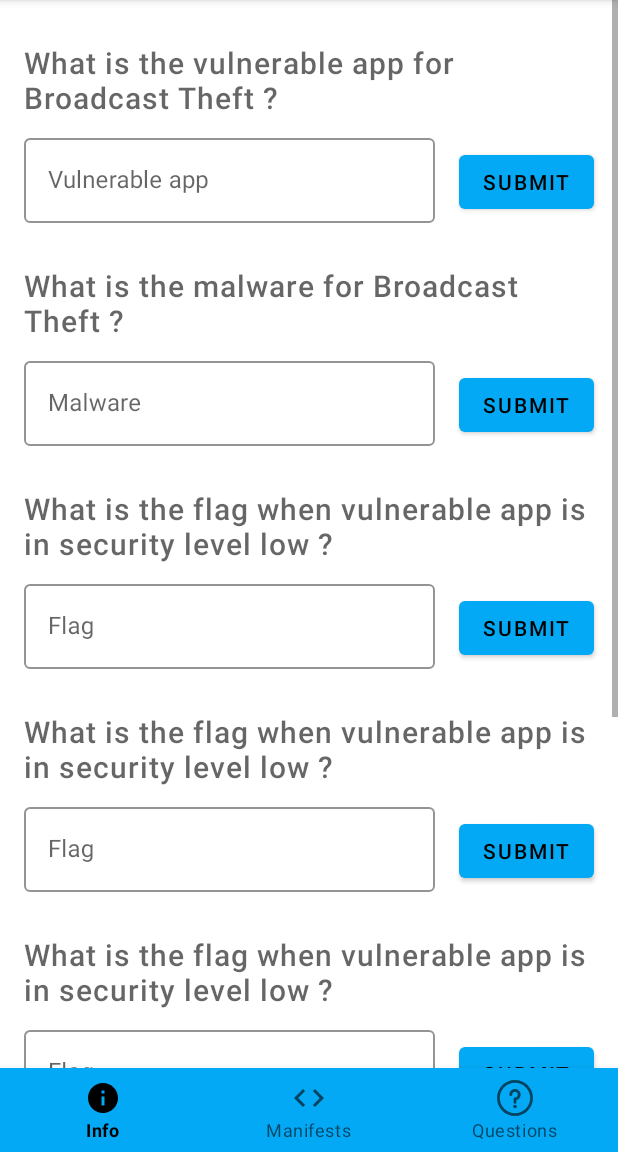
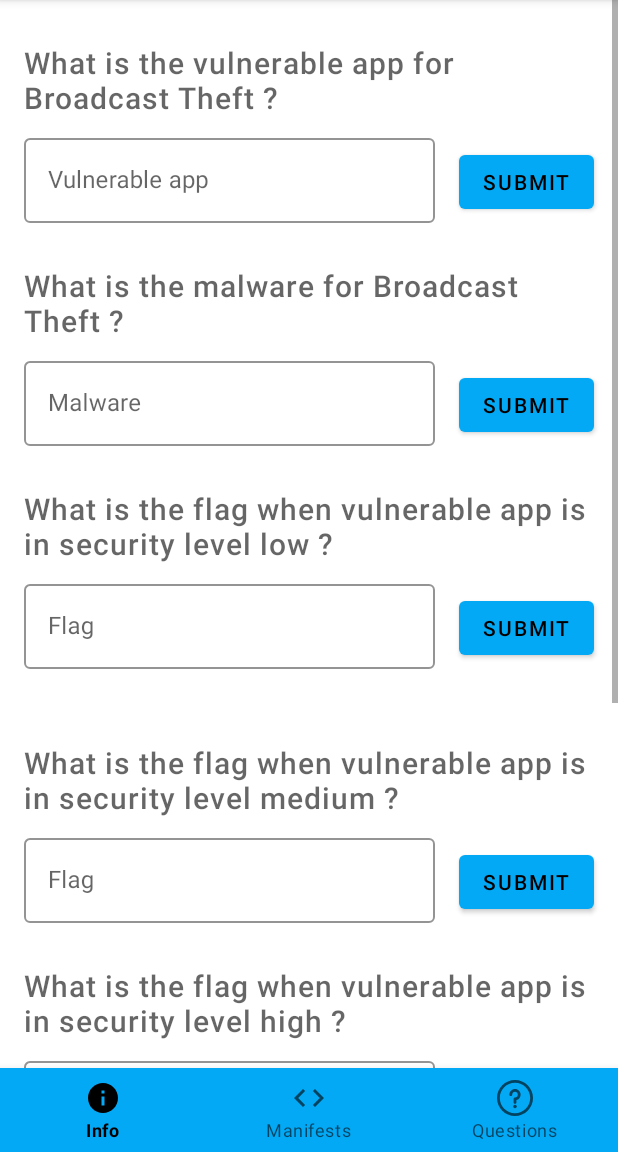
Before and after one commit to Alexandru-Dascalu/Damn-Vulnerable-Mobile-ICC, an Android app: the fragment BroadcastTheftQuestionsFragment placed in its activity, on a phone screen of 412 x 824 dp, the part 84-1236 px from its top. Run offline under Robolectric (Android 15) with nearby library versions, the phone set to English and light mode, and no system bars; 3 statements that could not run were skipped.

Commit message:
added button click behaviour

```diff
--- a/app/src/main/java/uk/ac/swansea/alexandru/dvmicc/fragments/questions/AbstractFullQuestionsFragment.kt
+++ b/app/src/main/java/uk/ac/swansea/alexandru/dvmicc/fragments/questions/AbstractFullQuestionsFragment.kt
@@ -1,11 +1,16 @@
 package uk.ac.swansea.alexandru.dvmicc.fragments.questions
 
+import android.graphics.Color
 import android.os.Bundle
 import android.view.LayoutInflater
 import android.view.View
 import android.view.ViewGroup
+import android.widget.EditText
 import android.widget.TextView
 import androidx.fragment.app.Fragment
+import com.google.android.material.button.MaterialButton
+import com.google.android.material.color.MaterialColors
+import com.google.android.material.textfield.TextInputLayout
 
 import uk.ac.swansea.alexandru.dvmicc.R
 
@@ -13,6 +18,8 @@ import uk.ac.swansea.alexandru.dvmicc.R
  * Abstract super class for all questions fragments for challenges with all five security levels.
  */
 abstract class AbstractFullQuestionsFragment : Fragment() {
+    protected abstract var securityLowFlag: String?
+
     override fun onCreateView(inflater: LayoutInflater, container: ViewGroup?, savedInstanceState: Bundle?): View? {
         val questionsRootView = inflater.inflate(R.layout.full_questions_fragment, container, false)
 
@@ -29,15 +36,42 @@ abstract class AbstractFullQuestionsFragment : Fragment() {
         securityLowTextView.text = context!!.resources.getString(R.string.securityLowQuestion)
 
         val securityMediumTextView = view.findViewById<TextView>(R.id.securityMediumQuestionTextView)
-        securityMediumTextView.text = context!!.resources.getString(R.string.securityLowQuestion)
+        securityMediumTextView.text = context!!.resources.getString(R.string.securityMediumQuestion)
 
         val securityHighTextView = view.findViewById<TextView>(R.id.securityHighQuestionTextView)
-        securityHighTextView.text = context!!.resources.getString(R.string.securityLowQuestion)
+        securityHighTextView.text = context!!.resources.getString(R.string.securityHighQuestion)
 
         val securityVeryHighTextView = view.findViewById<TextView>(R.id.securityVeryHighQuestionTextView)
         securityVeryHighTextView.text = context!!.resources.getString(R.string.securityVeryHighQuestion)
 
         val securityImpossibleTextView = view.findViewById<TextView>(R.id.securityImpossibleQuestionTextView)
         securityImpossibleTextView.text = context!!.resources.getString(R.string.securityImpossibleQuestion)
+
+        val textInputLayout = view.findViewById<TextInputLayout>(R.id.securityLowInput)
+        val securityLowButton = view.findViewById<MaterialButton>(R.id.securityLowButton)
+
+        val answerButtonListener = View.OnClickListener { buttonView ->
+            val button: MaterialButton = buttonView as MaterialButton
+            val editText = view.findViewById<EditText>(R.id.securityLowEditText)
+
+            if(editText.text.toString() != securityLowFlag) {
+                textInputLayout.error = context!!.resources.getString(R.string.wrongAnswer)
+            } else {
+                textInputLayout.error = null
+                button.text = context!!.resources.getString(R.string.completed)
+
+                button.setBackgroundColor(MaterialColors.getColor(context!!,
+                    R.attr.colorBackgroundFloating, Color.BLACK))
+                button.setTextColor(MaterialColors.getColor(context!!,
+                    R.attr.colorSecondary, Color.BLACK))
+                button.strokeWidth = 5
+                button.setStrokeColorResource(R.color.lime)
+
+                button.isEnabled = false
+                editText.isFocusable = false
+            }
+        }
+
+        securityLowButton.setOnClickListener(answerButtonListener)
     }
 }
--- a/app/src/main/java/uk/ac/swansea/alexandru/dvmicc/fragments/questions/BroadcastTheftQuestionsFragment.kt
+++ b/app/src/main/java/uk/ac/swansea/alexandru/dvmicc/fragments/questions/BroadcastTheftQuestionsFragment.kt
@@ -6,6 +6,7 @@ import android.widget.TextView
 import uk.ac.swansea.alexandru.dvmicc.R
 
 class BroadcastTheftQuestionsFragment() : AbstractFullQuestionsFragment() {
+    override var securityLowFlag: String? = null
 
     override fun onViewCreated(view: View, savedInstanceState: Bundle?) {
         val vulnerableAppTextView = view.findViewById<TextView>(R.id.vulnerableAppQuestionTextView)
@@ -16,6 +17,8 @@ class BroadcastTheftQuestionsFragment() : AbstractFullQuestionsFragment() {
         malwareTextView.text = context!!.resources.getString(R.string.malwareQuestion,
                 context!!.resources.getString(R.string.broadcastTheftName))
 
+        securityLowFlag = context!!.resources.getStringArray(R.array.broadcastTheftFlags)[0]
+
         super.onViewCreated(view, savedInstanceState)
     }
 }
--- a/app/src/main/res/layout/full_questions_fragment.xml
+++ b/app/src/main/res/layout/full_questions_fragment.xml
@@ -128,6 +128,7 @@
             android:layout_width="0dp"
             android:layout_height="wrap_content"
             style="@style/questionsTextInputStyle"
+            app:errorEnabled="true"
 
             android:layout_marginStart="16dp"
             android:layout_marginTop="8dp"
--- a/app/src/main/res/values/strings.xml
+++ b/app/src/main/res/values/strings.xml
@@ -594,7 +594,7 @@
         What is the flag when vulnerable app is in security level high ?
     </string>
     <string name="securityVeryHighQuestion">
-        What is the flag when vulnerable app is in security level high ?
+        What is the flag when vulnerable app is in security level very high ?
     </string>
     <string name="securityImpossibleQuestion">
         What is the flag when vulnerable app is in security level impossible ?
@@ -607,4 +607,6 @@
     <string name="malwareAppHint">Malware</string>
     <string name="flagHint">Flag</string>
     <string name="submitButtonText">Submit</string>
+    <string name="wrongAnswer">Wrong answer!</string>
+    <string name="completed">Completed</string>
 </resources>
```
